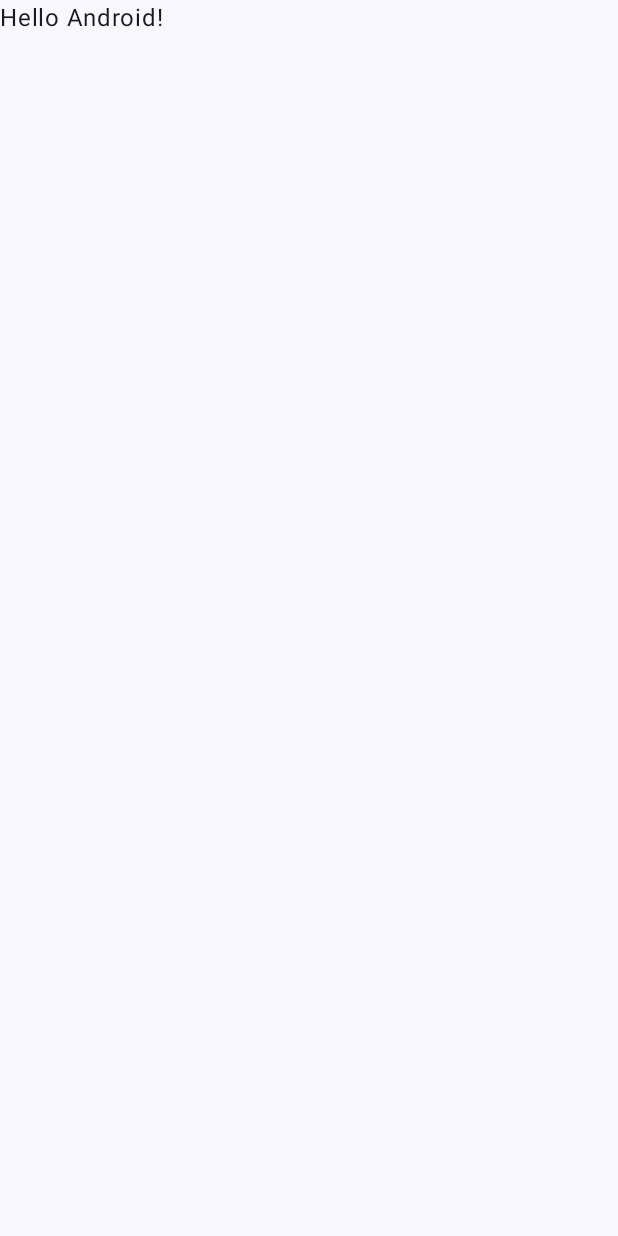
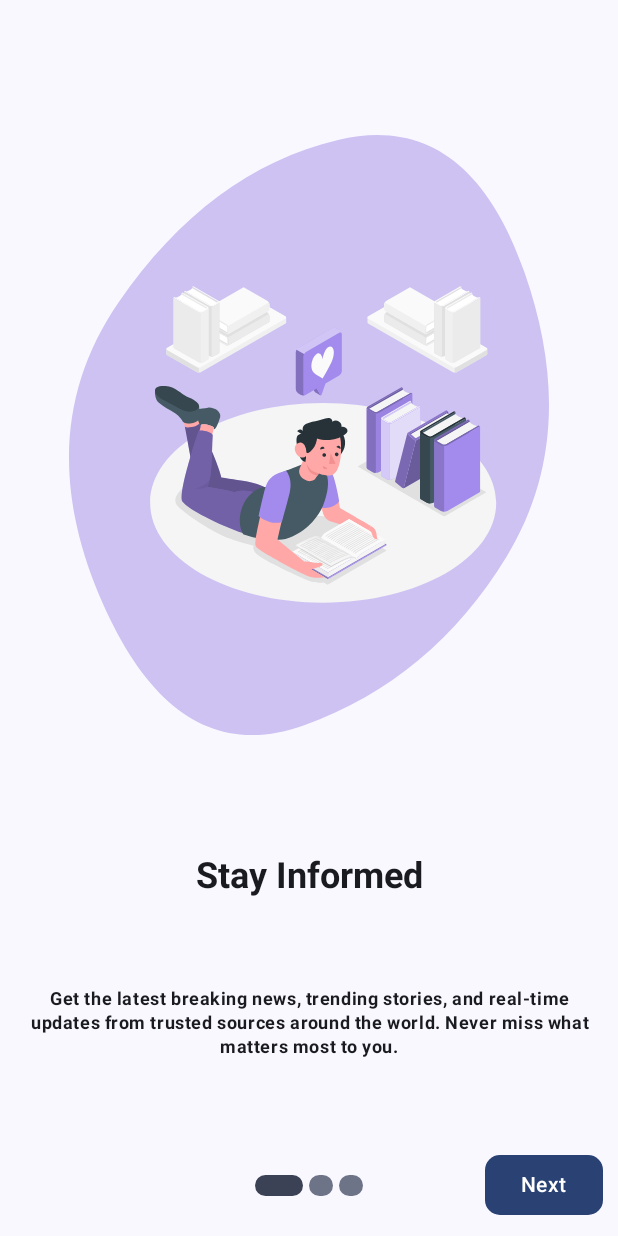
Before and after one commit to hangsopheak/news-app-demo-android, an Android app built with Jetpack Compose: the screen it shows after launch (MainActivity), on a phone screen of 412 x 824 dp. Before the commit the screen is almost empty. Run offline under Robolectric (Android 15) with nearby library versions, the phone set to English and light mode, and no system bars.

Commit message:
jetpack compose demo - e1

```diff
--- a/app/build.gradle.kts
+++ b/app/build.gradle.kts
@@ -41,6 +41,8 @@ android {
 
 dependencies {
 
+    implementation("io.coil-kt:coil-compose:2.2.2")
+    implementation("androidx.compose.material:material-icons-extended:1.7.8")
     implementation(libs.androidx.core.ktx)
     implementation(libs.androidx.lifecycle.runtime.ktx)
     implementation(libs.androidx.activity.compose)
--- a/app/src/main/AndroidManifest.xml
+++ b/app/src/main/AndroidManifest.xml
@@ -1,6 +1,8 @@
 <?xml version="1.0" encoding="utf-8"?>
 <manifest xmlns:android="http://schemas.android.com/apk/res/android"
     xmlns:tools="http://schemas.android.com/tools">
+
+    <uses-permission android:name="android.permission.INTERNET" />
 
     <application
         android:allowBackup="true"
--- a/app/src/main/java/com/rupp/news_app_demo_android/MainActivity.kt
+++ b/app/src/main/java/com/rupp/news_app_demo_android/MainActivity.kt
@@ -5,25 +5,46 @@ import androidx.activity.ComponentActivity
 import androidx.activity.compose.setContent
 import androidx.activity.enableEdgeToEdge
 import androidx.compose.foundation.layout.fillMaxSize
-import androidx.compose.foundation.layout.padding
-import androidx.compose.material3.Scaffold
+import androidx.compose.material3.MaterialTheme
+import androidx.compose.material3.Surface
 import androidx.compose.material3.Text
 import androidx.compose.runtime.Composable
+import androidx.compose.runtime.getValue
+import androidx.compose.runtime.mutableStateOf
+import androidx.compose.runtime.remember
+import androidx.compose.runtime.setValue
 import androidx.compose.ui.Modifier
 import androidx.compose.ui.tooling.preview.Preview
+import com.rupp.news_app_demo_android.ui.main.MainScreen
+import com.rupp.news_app_demo_android.ui.onboarding.OnboardingScreen
 import com.rupp.news_app_demo_android.ui.theme.NewsappdemoandroidTheme
+import com.rupp.news_app_demo_android.utils.OnboardingUtil
 
 class MainActivity : ComponentActivity() {
+
+    private val onboardingUtil by lazy { OnboardingUtil(this) }
     override fun onCreate(savedInstanceState: Bundle?) {
         super.onCreate(savedInstanceState)
         enableEdgeToEdge()
         setContent {
+            var isOnboardingCompleted by remember {
+                mutableStateOf(onboardingUtil.isOnboardingCompleted())
+            }
             NewsappdemoandroidTheme {
-                Scaffold(modifier = Modifier.fillMaxSize()) { innerPadding ->
-                    Greeting(
-                        name = "Android",
-                        modifier = Modifier.padding(innerPadding)
-                    )
+                Surface(
+                    modifier = Modifier.fillMaxSize(),
+                    color = MaterialTheme.colorScheme.background
+                ) {
+                    if (isOnboardingCompleted) {
+                        MainScreen()
+                    } else {
+                        OnboardingScreen(
+                            onFinished = {
+                                onboardingUtil.setOnboardingCompleted()
+                                isOnboardingCompleted = true
+                            }
+                        )
+                    }
                 }
             }
         }
--- /dev/null
+++ b/app/src/main/java/com/rupp/news_app_demo_android/data/OnboardingSectionData.kt
@@ -0,0 +1,38 @@
+package com.rupp.news_app_demo_android.data
+
+import com.rupp.news_app_demo_android.R
+import com.rupp.news_app_demo_android.model.OnboardingSection
+
+object OnboardingSectionData {
+    fun getMainOnboardingSections(): List<OnboardingSection> = listOf(
+        // =============================================================================
+        // SECTION 1: Stay Informed & Updated
+        // =============================================================================
+        OnboardingSection(
+            title = "Stay Informed",
+            subtitle = "Breaking News at Your Fingertips",
+            description = "Get the latest breaking news, trending stories, and real-time updates from trusted sources around the world. Never miss what matters most to you.",
+            imageRes = R.drawable.onboarding_section1
+        ),
+
+        // =============================================================================
+        // SECTION 2: Personalized Experience
+        // =============================================================================
+        OnboardingSection(
+            title = "Your News, Your Way",
+            subtitle = "Personalized Content Just for You",
+            description = "Choose from multiple categories like Technology, Sports, Business, Entertainment, and Health. Get news recommendations tailored to your interests and reading habits.",
+            imageRes = R.drawable.onboarding_section2
+        ),
+
+        // =============================================================================
+        // SECTION 3: Save & Share
+        // =============================================================================
+        OnboardingSection(
+            title = "Save & Share",
+            subtitle = "Bookmark and Connect",
+            description = "Bookmark your favorite articles to read later, even offline. Share interesting stories with friends and family across all your social platforms with just one tap.",
+            imageRes = R.drawable.onboarding_section3
+        )
+    )
+}
--- /dev/null
+++ b/app/src/main/java/com/rupp/news_app_demo_android/model/OnboardingSection.kt
@@ -0,0 +1,8 @@
+package com.rupp.news_app_demo_android.model
+
+data class OnboardingSection(
+    val title: String,
+    val subtitle: String,
+    val description: String,
+    val imageRes: Int
+)
--- /dev/null
+++ b/app/src/main/java/com/rupp/news_app_demo_android/ui/onboarding/OnboardingButton.kt
@@ -0,0 +1,55 @@
+package com.rupp.news_app_demo_android.ui.onboarding
+
+import androidx.compose.foundation.shape.RoundedCornerShape
+import androidx.compose.material3.Button
+import androidx.compose.material3.ButtonDefaults
+import androidx.compose.material3.MaterialTheme
+import androidx.compose.material3.Text
+import androidx.compose.runtime.Composable
+import androidx.compose.ui.graphics.Color
+import androidx.compose.ui.text.TextStyle
+import androidx.compose.ui.tooling.preview.Preview
+import androidx.compose.ui.unit.dp
+import androidx.compose.ui.unit.sp
+
+@Composable
+fun OnboardingButton(
+    text: String = "Next",
+    backgroundColor: Color = MaterialTheme.colorScheme.primary,
+    textColor: Color = MaterialTheme.colorScheme.onPrimary,
+    textStyle: TextStyle = MaterialTheme.typography.titleMedium,
+    fontSize : Int = 14,
+    onClick: () -> Unit
+){
+    Button(onClick = onClick, colors = ButtonDefaults.buttonColors(
+        containerColor = backgroundColor,contentColor = textColor),
+        shape = RoundedCornerShape(10.dp),
+    )
+    {
+        Text(text = text, style = textStyle, fontSize = fontSize.sp)
+    }
+}
+
+@Preview(showBackground = true)
+@Composable
+fun NextButton(){
+    OnboardingButton(text = "Next")
+    {
+
+    }
+}
+
+@Preview(showBackground = true)
+@Composable
+fun BackButton(){
+    OnboardingButton(text = "Back",
+        backgroundColor = Color.Transparent,
+        textColor = Color.Gray,
+        textStyle = MaterialTheme.typography.bodySmall,
+        fontSize = 13
+
+    )
+    {
+
+    }
+}
--- /dev/null
+++ b/app/src/main/java/com/rupp/news_app_demo_android/ui/onboarding/OnboardingIndicator.kt
@@ -0,0 +1,44 @@
+package com.rupp.news_app_demo_android.ui.onboarding
+
+import androidx.compose.foundation.background
+import androidx.compose.foundation.layout.Arrangement
+import androidx.compose.foundation.layout.Box
+import androidx.compose.foundation.layout.Row
+import androidx.compose.foundation.layout.Spacer
+import androidx.compose.foundation.layout.height
+import androidx.compose.foundation.layout.size
+import androidx.compose.foundation.layout.width
+import androidx.compose.foundation.shape.RoundedCornerShape
+import androidx.compose.material3.MaterialTheme
+import androidx.compose.runtime.Composable
+import androidx.compose.ui.Modifier
+import androidx.compose.ui.draw.clip
+import androidx.compose.ui.tooling.preview.Preview
+import androidx.compose.ui.unit.dp
+
+@Composable
+fun OnboardingIndicator(
+    pageSize: Int,
+    currentPage: Int,
+    modifier: Modifier = Modifier
+){
+    Row (horizontalArrangement = Arrangement.SpaceBetween, modifier = modifier) {
+        repeat(pageSize) {
+            Spacer(modifier = Modifier.size(2.dp))
+            Box(modifier = Modifier.height(14.dp)
+                .width(width = if(it == currentPage) 32.dp else 16.dp)
+                .clip(RoundedCornerShape(10.dp))
+                .background(
+                    color = if(it == currentPage) MaterialTheme.colorScheme.secondary else MaterialTheme.colorScheme.secondaryContainer
+                ))
+            Spacer(modifier = Modifier.size(2.dp))
+        }
+    }
+
+}
+
+@Composable
+@Preview(showBackground = true)
+fun OnboardingIndicatorPreview1(){
+    OnboardingIndicator(3, 1)
+}
--- /dev/null
+++ b/app/src/main/java/com/rupp/news_app_demo_android/ui/onboarding/OnboardingScreen.kt
@@ -0,0 +1,97 @@
+package com.rupp.news_app_demo_android.ui.onboarding
+import androidx.compose.foundation.layout.Arrangement
+import androidx.compose.foundation.layout.Box
+import androidx.compose.foundation.layout.Column
+import androidx.compose.foundation.layout.Row
+import androidx.compose.foundation.layout.fillMaxWidth
+import androidx.compose.foundation.layout.padding
+import androidx.compose.foundation.pager.HorizontalPager
+import androidx.compose.foundation.pager.rememberPagerState
+import androidx.compose.material3.MaterialTheme
+import androidx.compose.material3.Scaffold
+import androidx.compose.runtime.Composable
+import androidx.compose.runtime.derivedStateOf
+import androidx.compose.runtime.remember
+import androidx.compose.runtime.rememberCoroutineScope
+import androidx.compose.ui.Alignment
+import androidx.compose.ui.Modifier
+import androidx.compose.ui.graphics.Color
+import androidx.compose.ui.tooling.preview.Preview
+import androidx.compose.ui.unit.dp
+import com.rupp.news_app_demo_android.data.OnboardingSectionData
+import com.rupp.news_app_demo_android.ui.theme.NewsappdemoandroidTheme
+import kotlinx.coroutines.launch
+
+@Composable
+fun OnboardingScreen(onFinished : () -> Unit){
+    val pages = OnboardingSectionData.getMainOnboardingSections()
+    val pagerState = rememberPagerState(initialPage = 0, pageCount = { pages.size })
+
+    val buttonState = remember {
+        derivedStateOf {
+            when (pagerState.currentPage) {
+                0 -> listOf("", "Next")
+                1 -> listOf("Back", "Next")
+                2 -> listOf("Back", "Start")
+                else -> listOf("", "")
+            }
+        }
+    }
+
+    val scope = rememberCoroutineScope()
+
+    NewsappdemoandroidTheme {
+        Scaffold(
+            content = {
+                Column(Modifier.padding(it)) {
+                    HorizontalPager(state = pagerState) { page ->
+                        OnboardingSection(pages[page])
+                    }
+                }
+            },
+            bottomBar = {
+                Row (modifier = Modifier.padding(10.dp, 10.dp).fillMaxWidth(),
+                    horizontalArrangement = Arrangement.SpaceBetween, verticalAlignment = Alignment.CenterVertically){
+                    Box(modifier = Modifier.weight(1f), contentAlignment = Alignment.CenterStart){
+                        if (buttonState.value[0].isNotEmpty()) {
+                            OnboardingButton(
+                                text = buttonState.value[0],
+                                backgroundColor = Color.Transparent,
+                                textColor = Color.Gray
+                            ) {
+                                scope.launch {
+                                    if (pagerState.currentPage > 0) {
+                                        pagerState.animateScrollToPage(pagerState.currentPage - 1)
+                                    }
+                                }
+                            }
+                        }
+                    }
+                    OnboardingIndicator(pageSize = pages.size, currentPage = pagerState.currentPage)
+                    Box(modifier = Modifier.weight(1f), contentAlignment = Alignment.CenterEnd){
+                        OnboardingButton(text = buttonState.value[1],
+                            backgroundColor = MaterialTheme.colorScheme.primary,
+                            textColor = MaterialTheme.colorScheme.onPrimary
+                        ) {
+                            scope.launch {
+                                if (pagerState.currentPage < pages.size - 1) {
+                                    pagerState.animateScrollToPage(pagerState.currentPage + 1)
+                                } else {
+                                    onFinished()
+                                }
+                            }
+                        }
+                    }
+                }
+            }
+        )
+    }
+}
+
+@Preview(showBackground = true)
+@Composable
+fun OnboardingScreenPreview(){
+    OnboardingScreen {
+
+    }
+}
--- /dev/null
+++ b/app/src/main/java/com/rupp/news_app_demo_android/ui/onboarding/OnboardingSection.kt
@@ -0,0 +1,70 @@
+package com.rupp.news_app_demo_android.ui.onboarding
+
+import androidx.compose.foundation.Image
+import androidx.compose.foundation.layout.Column
+import androidx.compose.foundation.layout.Spacer
+import androidx.compose.foundation.layout.fillMaxWidth
+import androidx.compose.foundation.layout.padding
+import androidx.compose.foundation.layout.size
+import androidx.compose.material3.MaterialTheme
+import androidx.compose.material3.Text
+import androidx.compose.runtime.Composable
+import androidx.compose.ui.Modifier
+import androidx.compose.ui.res.painterResource
+import androidx.compose.ui.text.font.FontWeight
+import androidx.compose.ui.text.style.TextAlign
+import androidx.compose.ui.tooling.preview.Preview
+import androidx.compose.ui.unit.dp
+import com.rupp.news_app_demo_android.data.OnboardingSectionData
+import com.rupp.news_app_demo_android.model.OnboardingSection
+
+
+@Composable
+fun OnboardingSection(onboardingSection: OnboardingSection){
+    Column (modifier = Modifier.fillMaxWidth()) {
+        Spacer(modifier = Modifier.size(90.dp))
+        Image(
+            painter = painterResource(id = onboardingSection.imageRes),
+            contentDescription = null,
+            modifier = Modifier.fillMaxWidth()
+        )
+        Spacer(modifier = Modifier.size(80.dp))
+        Text(
+            text = onboardingSection.title,
+            fontWeight = FontWeight.Bold,
+            style = MaterialTheme.typography.titleLarge,
+            color = MaterialTheme.colorScheme.onBackground,
+            textAlign = TextAlign.Center,
+            maxLines = 1,
+            modifier = Modifier.fillMaxWidth()
+        )
+        Spacer(modifier = Modifier.size(60.dp))
+        Text(
+            text = onboardingSection.description,
+            fontWeight = FontWeight.Bold,
+            style = MaterialTheme.typography.bodySmall,
+            color = MaterialTheme.colorScheme.onSurface,
+            textAlign = TextAlign.Center,
+            modifier = Modifier.fillMaxWidth().padding(15.dp, 0.dp)
+        )
+
+    }
+}
+
+@Composable
+@Preview(showBackground = true)
+fun OnboardingSectionPreview1(){
+    OnboardingSection(OnboardingSectionData.getMainOnboardingSections()[0])
+}
+
+@Composable
+@Preview(showBackground = true)
+fun OnboardingSectionPreview2(){
+    OnboardingSection(OnboardingSectionData.getMainOnboardingSections()[1])
+}
+
+@Composable
+@Preview(showBackground = true)
+fun OnboardingSectionPreview3(){
+    OnboardingSection(OnboardingSectionData.getMainOnboardingSections()[2])
+}
--- a/app/src/main/java/com/rupp/news_app_demo_android/ui/theme/Color.kt
+++ b/app/src/main/java/com/rupp/news_app_demo_android/ui/theme/Color.kt
@@ -9,3 +9,12 @@ val Pink80 = Color(0xFFEFB8C8)
 val Purple40 = Color(0xFF6650a4)
 val PurpleGrey40 = Color(0xFF625b71)
 val Pink40 = Color(0xFF7D5260)
+
+
+// News App Specific Colors
+val Primary = Purple80
+val OnPrimary = Color.White
+val Background = Color.White
+val onBackground = Color.Black
+val Surface = Color.White
+val OnSurface = Color(0xFF333333)
--- a/app/src/main/java/com/rupp/news_app_demo_android/ui/theme/Theme.kt
+++ b/app/src/main/java/com/rupp/news_app_demo_android/ui/theme/Theme.kt
@@ -18,19 +18,12 @@ private val DarkColorScheme = darkColorScheme(
 )
 
 private val LightColorScheme = lightColorScheme(
-    primary = Purple40,
-    secondary = PurpleGrey40,
-    tertiary = Pink40
-
-    /* Other default colors to override
-    background = Color(0xFFFFFBFE),
-    surface = Color(0xFFFFFBFE),
-    onPrimary = Color.White,
-    onSecondary = Color.White,
-    onTertiary = Color.White,
-    onBackground = Color(0xFF1C1B1F),
-    onSurface = Color(0xFF1C1B1F),
-    */
+    primary = Primary,
+    onPrimary = OnPrimary,
+    background = Background,
+    onBackground = onBackground,
+    surface = Surface,
+    onSurface = OnSurface
 )
 
 @Composable
--- a/app/src/main/java/com/rupp/news_app_demo_android/ui/theme/Type.kt
+++ b/app/src/main/java/com/rupp/news_app_demo_android/ui/theme/Type.kt
@@ -14,21 +14,19 @@ val Typography = Typography(
         fontSize = 16.sp,
         lineHeight = 24.sp,
         letterSpacing = 0.5.sp
-    )
-    /* Other default text styles to override
+    ),
     titleLarge = TextStyle(
         fontFamily = FontFamily.Default,
-        fontWeight = FontWeight.Normal,
-        fontSize = 22.sp,
-        lineHeight = 28.sp,
+        fontWeight = FontWeight.Bold,
+        fontSize = 24.sp,
+        lineHeight = 32.sp,
         letterSpacing = 0.sp
     ),
-    labelSmall = TextStyle(
+    headlineMedium = TextStyle(
         fontFamily = FontFamily.Default,
-        fontWeight = FontWeight.Medium,
-        fontSize = 11.sp,
-        lineHeight = 16.sp,
-        letterSpacing = 0.5.sp
+        fontWeight = FontWeight.Bold,
+        fontSize = 28.sp,
+        lineHeight = 36.sp,
+        letterSpacing = 0.sp
     )
-    */
 )
```
Also changed, not shown: app/src/main/java/com/rupp/news_app_demo_android/ui/home/HomeArticleItems.kt (added, +120 -0 lines), app/src/main/java/com/rupp/news_app_demo_android/ui/home/HomeScreen.kt (added, +52 -0 lines), app/src/main/java/com/rupp/news_app_demo_android/ui/home/SectionTitleBar.kt (added, +49 -0 lines), app/src/main/java/com/rupp/news_app_demo_android/ui/main/MainScreen.kt (added, +93 -0 lines).
